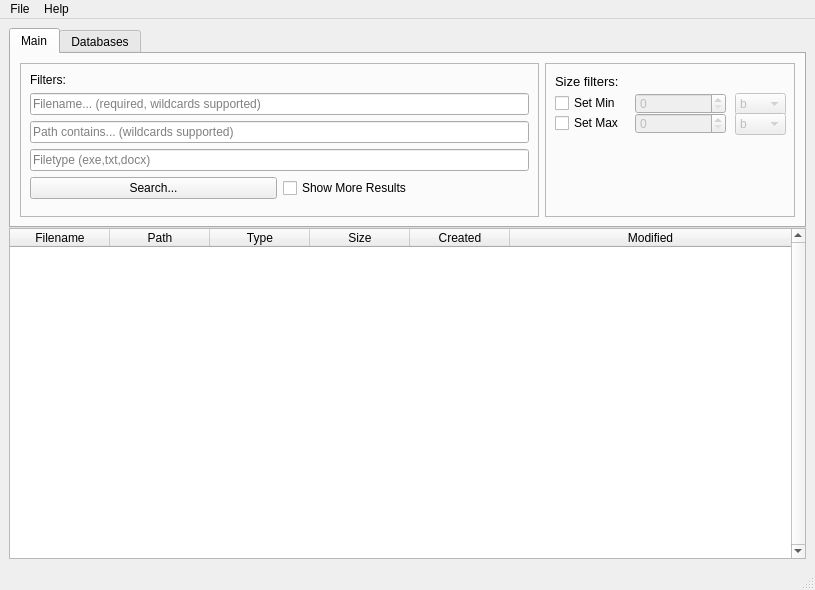
qiwichupa/pyFileSearcher, file ui_files/main.ui: the form before one commit.
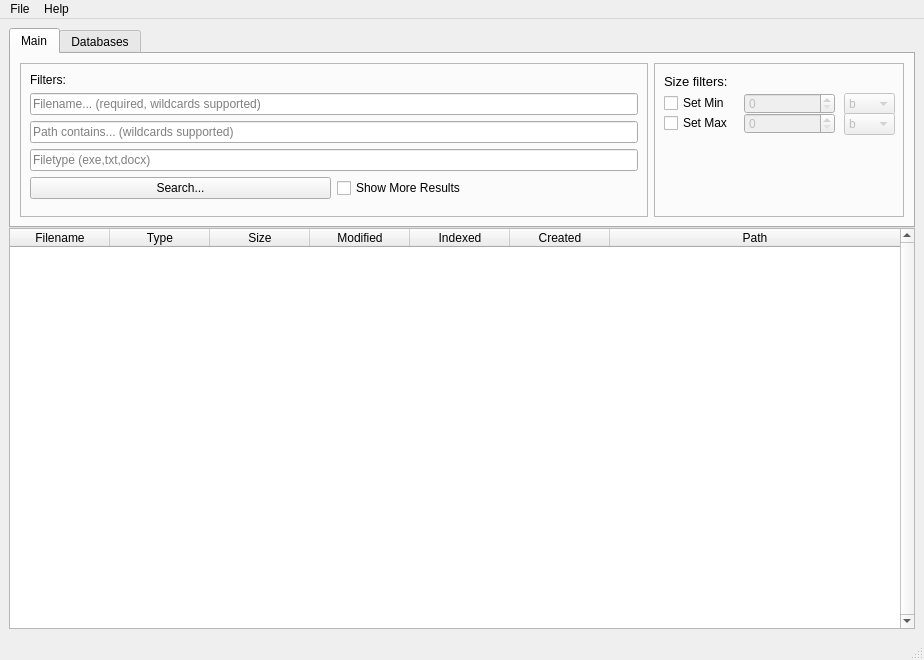
The form after the commit.

Diff of the .ui file:
```diff
--- a/ui_files/main.ui
+++ b/ui_files/main.ui
@@ -6,8 +6,8 @@
    <rect>
     <x>0</x>
     <y>0</y>
-    <width>815</width>
-    <height>590</height>
+    <width>924</width>
+    <height>660</height>
    </rect>
   </property>
   <property name="sizePolicy">
@@ -70,15 +70,27 @@
         <property name="selectionBehavior">
          <enum>QAbstractItemView::SelectRows</enum>
         </property>
+        <property name="textElideMode">
+         <enum>Qt::ElideRight</enum>
+        </property>
         <property name="horizontalScrollMode">
          <enum>QAbstractItemView::ScrollPerPixel</enum>
         </property>
+        <property name="showGrid">
+         <bool>true</bool>
+        </property>
+        <property name="gridStyle">
+         <enum>Qt::SolidLine</enum>
+        </property>
         <property name="sortingEnabled">
          <bool>true</bool>
         </property>
         <property name="wordWrap">
          <bool>false</bool>
         </property>
+        <property name="cornerButtonEnabled">
+         <bool>true</bool>
+        </property>
         <attribute name="horizontalHeaderStretchLastSection">
          <bool>true</bool>
         </attribute>
@@ -93,11 +105,6 @@
           <string>Filename</string>
          </property>
         </column>
-        <column>
-         <property name="text">
-          <string>Path</string>
-         </property>
-        </column>
         <column>
          <property name="text">
           <string>Type</string>
@@ -108,16 +115,26 @@
           <string>Size</string>
          </property>
         </column>
-        <column>
-         <property name="text">
-          <string>Created</string>
-         </property>
-        </column>
         <column>
          <property name="text">
           <string>Modified</string>
          </property>
         </column>
+        <column>
+         <property name="text">
+          <string>Indexed</string>
+         </property>
+        </column>
+        <column>
+         <property name="text">
+          <string>Created</string>
+         </property>
+        </column>
+        <column>
+         <property name="text">
+          <string>Path</string>
+         </property>
+        </column>
        </widget>
       </item>
       <item row="0" column="0">
@@ -667,7 +684,7 @@
     <rect>
      <x>0</x>
      <y>0</y>
-     <width>815</width>
+     <width>924</width>
      <height>19</height>
     </rect>
    </property>
```
Left out of the diff: 2 changed lines with no effect on the pictures.
